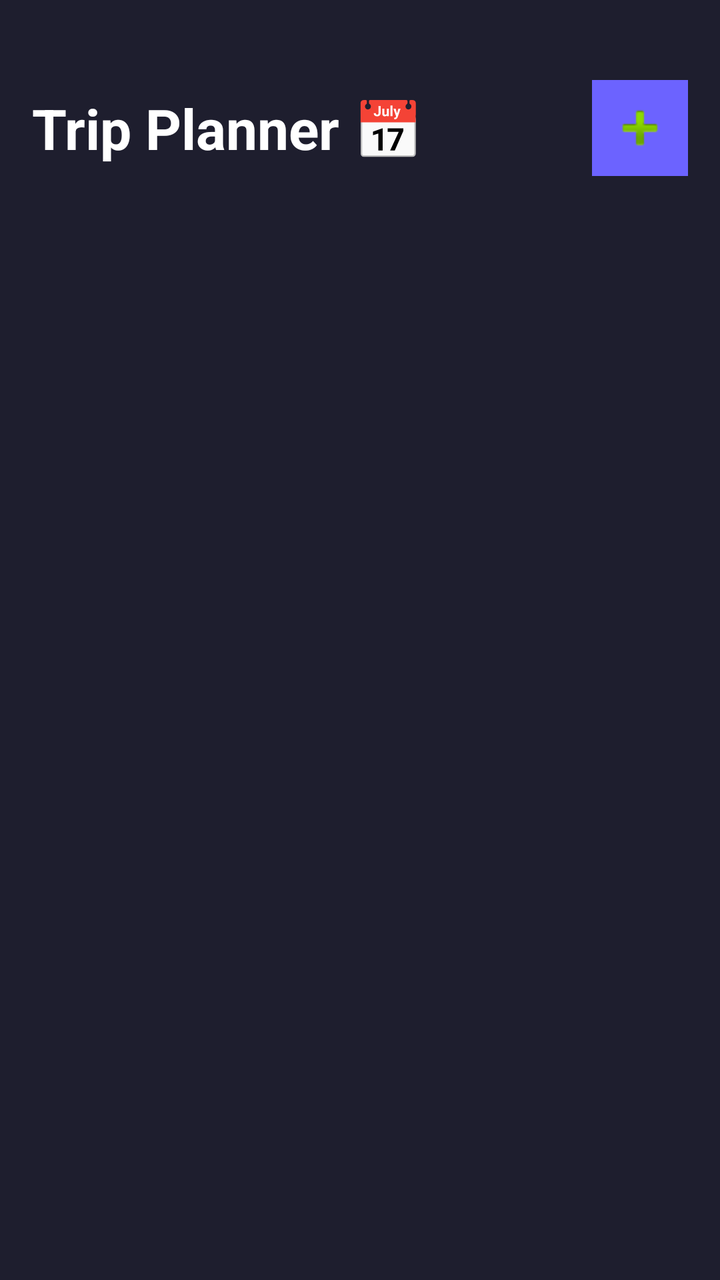
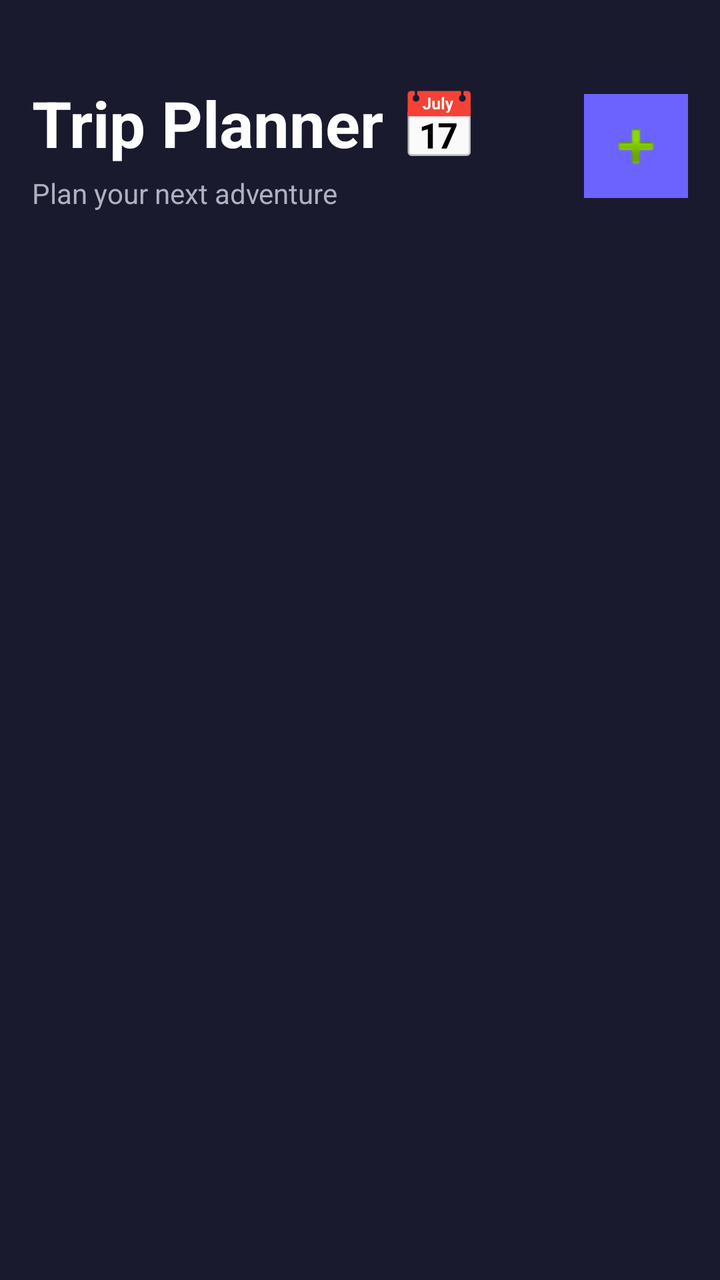

An Android layout rendered at two revisions. The XML below is the earlier revision; the diff shows what the commit changed to produce the second picture.
<!-- AndroidManifest.xml: application theme Theme.TravelGuideApp -->
<!-- res/layout/fragment_planner.xml -->
<?xml version="1.0" encoding="utf-8"?>
<LinearLayout xmlns:android="http://schemas.android.com/apk/res/android"
    android:layout_width="match_parent"
    android:layout_height="match_parent"
    android:background="#1E1E2E"
    android:orientation="vertical"
    android:padding="16dp">

    
    <LinearLayout
        android:layout_width="match_parent"
        android:layout_height="wrap_content"
        android:orientation="horizontal"
        android:gravity="center_vertical"
        android:layout_marginTop="24dp"
        android:layout_marginBottom="24dp">

        <TextView
            android:layout_width="0dp"
            android:layout_height="wrap_content"
            android:layout_weight="1"
            android:text="Trip Planner 📅"
            android:textColor="#FFFFFF"
            android:textSize="28sp"
            android:textStyle="bold" />

        <ImageButton
            android:id="@+id/btnAddTrip"
            android:layout_width="48dp"
            android:layout_height="48dp"
            android:background="#6C63FF"
            android:src="@android:drawable/ic_input_add"
            android:contentDescription="Add Trip"
            android:padding="12dp" />

    </LinearLayout>

    
    <LinearLayout
        android:id="@+id/emptyState"
        android:layout_width="match_parent"
        android:layout_height="wrap_content"
        android:orientation="vertical"
        android:gravity="center"
        android:layout_marginTop="80dp"
        android:visibility="gone">

        <TextView
            android:layout_width="wrap_content"
            android:layout_height="wrap_content"
            android:text="📅"
            android:textSize="64sp" />

        <TextView
            android:layout_width="wrap_content"
            android:layout_height="wrap_content"
            android:text="No trips planned yet"
            android:textColor="#FFFFFF"
            android:textSize="18sp"
            android:textStyle="bold"
            android:layout_marginTop="16dp" />

        <TextView
            android:layout_width="wrap_content"
            android:layout_height="wrap_content"
            android:text="Tap + to start planning your next adventure"
            android:textColor="#AAAAAA"
            android:textSize="14sp"
            android:layout_marginTop="8dp"
            android:gravity="center" />

    </LinearLayout>

    
    <androidx.recyclerview.widget.RecyclerView
        android:id="@+id/rvTripPlans"
        android:layout_width="match_parent"
        android:layout_height="match_parent" />

</LinearLayout>
<!-- resources referenced by this layout -->
<resources>
  <style name="Theme.TravelGuideApp" parent="Base.Theme.TravelGuideApp" />
  <style name="Base.Theme.TravelGuideApp" parent="Theme.Material3.DayNight.NoActionBar">
          
          
      </style>
</resources>

<!-- the commit's change to res/layout/fragment_planner.xml (unified diff, before → after) -->
@@ -2,7 +2,7 @@
 <LinearLayout xmlns:android="http://schemas.android.com/apk/res/android"
     android:layout_width="match_parent"
     android:layout_height="match_parent"
-    android:background="#1E1E2E"
+    android:background="@color/background_dark"
     android:orientation="vertical"
     android:padding="16dp">
 
@@ -15,23 +15,38 @@
         android:layout_marginTop="24dp"
         android:layout_marginBottom="24dp">
 
-        <TextView
+        <LinearLayout
             android:layout_width="0dp"
             android:layout_height="wrap_content"
             android:layout_weight="1"
-            android:text="Trip Planner 📅"
-            android:textColor="#FFFFFF"
-            android:textSize="28sp"
-            android:textStyle="bold" />
+            android:orientation="vertical">
+
+            <TextView
+                android:layout_width="wrap_content"
+                android:layout_height="wrap_content"
+                android:text="Trip Planner 📅"
+                android:textColor="@color/text_primary"
+                android:textSize="32sp"
+                android:textStyle="bold" />
+
+            <TextView
+                android:layout_width="wrap_content"
+                android:layout_height="wrap_content"
+                android:text="Plan your next adventure"
+                android:textColor="@color/text_secondary"
+                android:textSize="14sp"
+                android:layout_marginTop="4dp" />
+
+        </LinearLayout>
 
         <ImageButton
             android:id="@+id/btnAddTrip"
-            android:layout_width="48dp"
-            android:layout_height="48dp"
-            android:background="#6C63FF"
+            android:layout_width="52dp"
+            android:layout_height="52dp"
+            android:background="@color/primary"
             android:src="@android:drawable/ic_input_add"
             android:contentDescription="Add Trip"
-            android:padding="12dp" />
+            android:padding="14dp" />
 
     </LinearLayout>
 
@@ -49,14 +64,14 @@
             android:layout_width="wrap_content"
             android:layout_height="wrap_content"
             android:text="📅"
-            android:textSize="64sp" />
+            android:textSize="72sp" />
 
         <TextView
             android:layout_width="wrap_content"
             android:layout_height="wrap_content"
             android:text="No trips planned yet"
-            android:textColor="#FFFFFF"
-            android:textSize="18sp"
+            android:textColor="@color/text_primary"
+            android:textSize="20sp"
             android:textStyle="bold"
             android:layout_marginTop="16dp" />
 
@@ -64,7 +79,7 @@
             android:layout_width="wrap_content"
             android:layout_height="wrap_content"
             android:text="Tap + to start planning your next adventure"
-            android:textColor="#AAAAAA"
+            android:textColor="@color/text_secondary"
             android:textSize="14sp"
             android:layout_marginTop="8dp"
             android:gravity="center" />
<!-- resource entries referenced after the edit -->
@@ -1,9 +1,38 @@
 <!-- resources referenced by this layout -->
 <resources>
-  <style name="Theme.TravelGuideApp" parent="Base.Theme.TravelGuideApp" />
-  <style name="Base.Theme.TravelGuideApp" parent="Theme.Material3.DayNight.NoActionBar">
+  <color name="background_dark">#1A1A2E</color>
+  <color name="primary">#6C63FF</color>
+  <color name="text_primary">#FFFFFF</color>
+  <color name="text_secondary">#B0B0C0</color>
+  <style name="Theme.TravelGuideApp" parent="Theme.MaterialComponents.DayNight.NoActionBar">
+          <item name="colorPrimary">@color/primary</item>
+          <item name="colorPrimaryVariant">@color/primary_dark</item>
+          <item name="colorOnPrimary">@color/text_primary</item>
+          <item name="colorSecondary">@color/accent_gold</item>
+          <item name="colorOnSecondary">@color/background_dark</item>
+          <item name="android:windowBackground">@color/background_dark</item>
+          <item name="android:statusBarColor">@color/background_dark</item>
+          <item name="android:navigationBarColor">@color/bottom_nav_background</item>
+  
           
+          <item name="materialCardViewStyle">@style/CardStyle</item>
+  
           
+          <item name="materialButtonStyle">@style/ButtonStyle</item>
       </style>
+  <color name="primary_dark">#4B44CC</color>
+  <color name="accent_gold">#FFD700</color>
+  <color name="bottom_nav_background">#16213E</color>
+  <style name="CardStyle" parent="Widget.MaterialComponents.CardView">
+          <item name="cardBackgroundColor">@color/background_card</item>
+          <item name="cardCornerRadius">16dp</item>
+          <item name="cardElevation">8dp</item>
+      </style>
+  <style name="ButtonStyle" parent="Widget.MaterialComponents.Button">
+          <item name="backgroundTint">@color/primary</item>
+          <item name="android:textColor">@color/text_primary</item>
+          <item name="cornerRadius">12dp</item>
+      </style>
+  <color name="background_card">#16213E</color>
 </resources>
 
